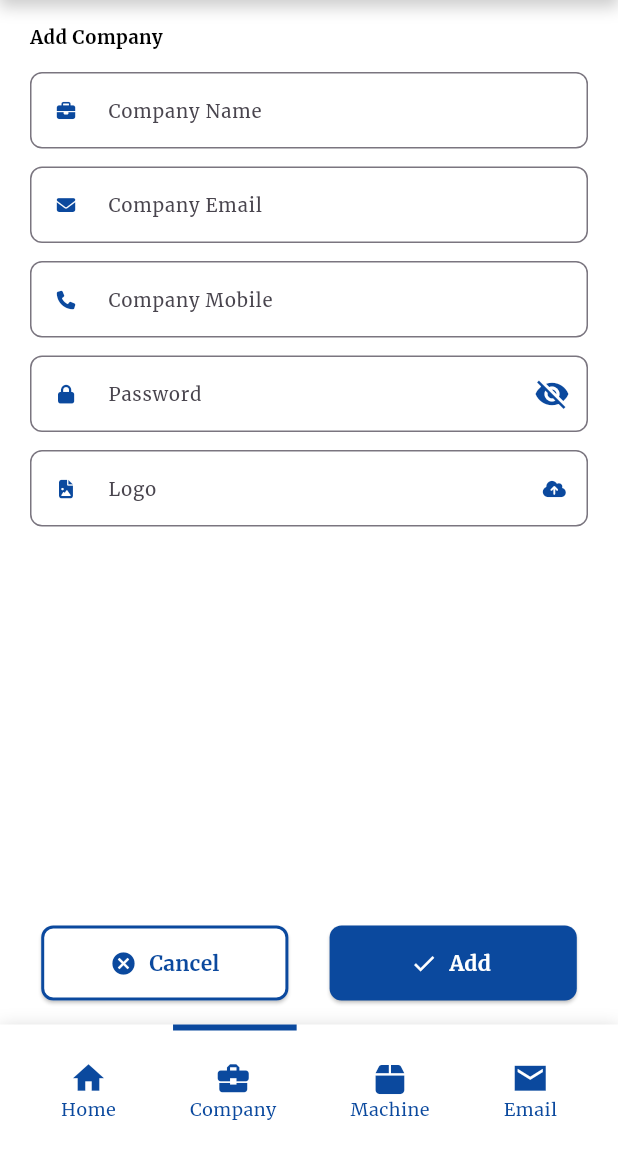
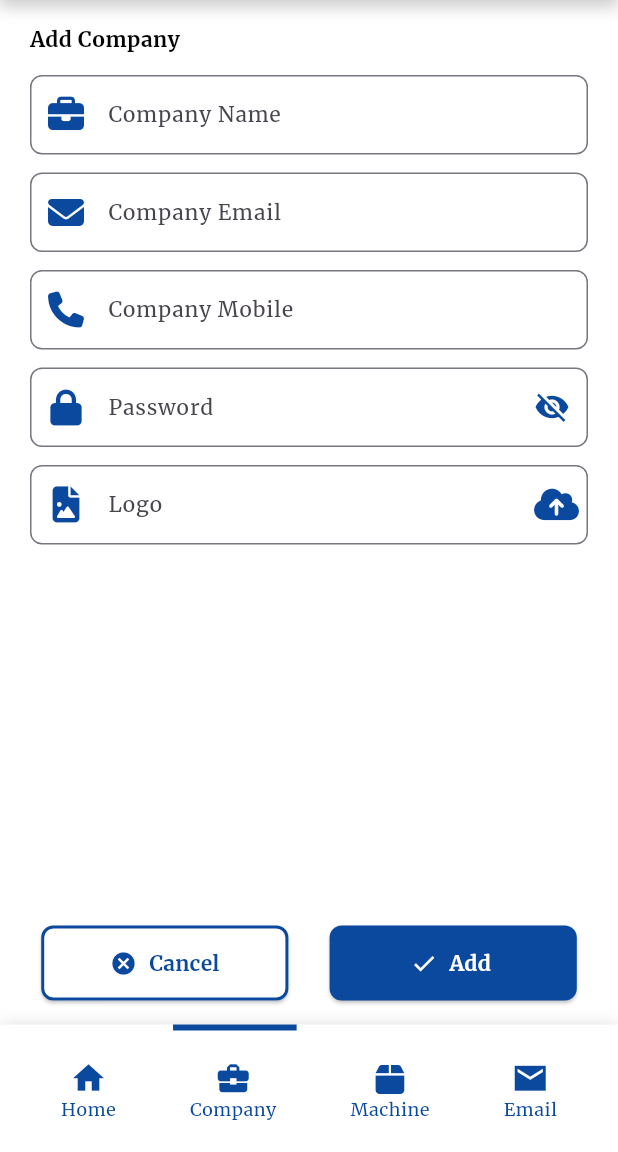
Before and after one commit to mindcodes10/bottle_crush_frontend, a Flutter app: the AddBusiness screen opened directly, on a phone screen of 412 x 824 dp, the part 84-1236 px from its top. Run offline on Flutter 3.47's test engine with Material 3 defaults, Android fonts, the light colour scheme and no system bars; our stand-ins replace file_picker, flutter_native_splash, flutter_secure_storage, font_awesome_flutter, image_picker, permission_handler; missing offline and left inert: excel; accounts and stored records are empty.

Commit message:
114 - changes done

```diff
--- a/lib/screens/add_business.dart
+++ b/lib/screens/add_business.dart
@@ -49,25 +49,25 @@ class _AddBusinessState extends State<AddBusiness> {
 
     // Navigate to respective screen based on the selected index
     if (index == 0) {
-      Navigator.push(
+      Navigator.pushReplacement(
         context,
         MaterialPageRoute(builder: (context) => const Dashboard()),
       );
     }
     if (index == 1) {
-      Navigator.push(
+      Navigator.pushReplacement(
         context,
         MaterialPageRoute(builder: (context) => const ViewBusiness()),
       );
     }
     if (index == 2) {
-      Navigator.push(
+      Navigator.pushReplacement(
         context,
         MaterialPageRoute(builder: (context) => const ViewMachines()),
       );
     }
     if (index == 3) {
-      Navigator.push(
+      Navigator.pushReplacement(
         context,
         MaterialPageRoute(builder: (context) => const Email()),
       );
@@ -152,9 +152,11 @@ class _AddBusinessState extends State<AddBusiness> {
   Widget build(BuildContext context) {
     double screenWidth = MediaQuery.of(context).size.width;
     double screenHeight = MediaQuery.of(context).size.height;
-    double fontSizeFactor = screenWidth < 600
-        ? 0.03
-        : 0.025; // Adjust font size based on screen size
+    bool isTablet = screenWidth > 600;
+
+    double fontSize = isTablet ? 20 : 14;
+    double iconSize = isTablet ? 30 : 24;
+    double fieldHeight = isTablet ? 70 : 50;
 
     return Scaffold(
       appBar: const CustomAppBar(),
@@ -179,7 +181,7 @@ class _AddBusinessState extends State<AddBusiness> {
                         style: TextStyle(
                           fontWeight: FontWeight.bold,
                           color: Colors.black,
-                          fontSize: screenWidth * fontSizeFactor,
+                          fontSize: fontSize,
                         ),
                       ),
                     ),
@@ -193,16 +195,16 @@ class _AddBusinessState extends State<AddBusiness> {
                             ? !_isEditable
                             : !_isEditable,
                         style: TextStyle(
-                            fontSize: screenWidth * fontSizeFactor,
+                            fontSize: fontSize,
                             color: AppTheme.textBlack),
                         decoration: InputDecoration(
                           labelText: 'Company Name',
                           labelStyle: TextStyle(
-                            fontSize: screenWidth * fontSizeFactor,
+                            fontSize: fontSize,
                           ),
                           prefixIcon: Icon(
                             FontAwesomeIcons.briefcase,
-                            size: screenWidth * fontSizeFactor,
+                            size: iconSize,
                             color: AppTheme.backgroundBlue,
                           ),
                           border: OutlineInputBorder(
@@ -221,16 +223,16 @@ class _AddBusinessState extends State<AddBusiness> {
                             ? !_isEditable
                             : !_isEditable,
                         style: TextStyle(
-                            fontSize: screenWidth * fontSizeFactor,
+                            fontSize: fontSize,
                             color: AppTheme.textBlack),
                         decoration: InputDecoration(
                           labelText: 'Company Email',
                           labelStyle: TextStyle(
-                            fontSize: screenWidth * fontSizeFactor,
+                            fontSize: fontSize,
                           ),
                           prefixIcon: Icon(
                             FontAwesomeIcons.solidEnvelope,
-                            size: screenWidth * fontSizeFactor,
+                            size: iconSize,
                             color: AppTheme.backgroundBlue,
                           ),
                           border: OutlineInputBorder(
@@ -250,14 +252,14 @@ class _AddBusinessState extends State<AddBusiness> {
                             : !_isEditable,
                         keyboardType: TextInputType.number,
                         style: TextStyle(
-                            fontSize: screenWidth * fontSizeFactor,
+                            fontSize: fontSize,
                             color: AppTheme.textBlack),
                         decoration: InputDecoration(
                           labelText: 'Company Mobile',
-                          labelStyle : TextStyle(fontSize: screenWidth * fontSizeFactor),
+                          labelStyle : TextStyle(fontSize: fontSize),
                           prefixIcon: Icon(
                             FontAwesomeIcons.phone,
-                            size: screenWidth * fontSizeFactor,
+                            size: iconSize,
                             color: AppTheme.backgroundBlue,
                           ),
                           border: OutlineInputBorder(
@@ -277,15 +279,15 @@ class _AddBusinessState extends State<AddBusiness> {
                             : !_isEditable,
                         obscureText: !_isPasswordVisible,
                         style: TextStyle(
-                            fontSize: screenWidth * fontSizeFactor,
+                            fontSize: fontSize,
                             color: AppTheme.textBlack),
                         decoration: InputDecoration(
                           labelText: 'Password',
                           labelStyle:
-                          TextStyle(fontSize: screenWidth * fontSizeFactor),
+                          TextStyle(fontSize: fontSize),
                           prefixIcon: Icon(
                             FontAwesomeIcons.lock,
-                            size: screenWidth * fontSizeFactor,
+                            size: iconSize,
                             color: AppTheme.backgroundBlue,
                           ),
                           suffixIcon: IconButton(
@@ -315,22 +317,22 @@ class _AddBusinessState extends State<AddBusiness> {
                         controller: _logoPathController,
                         enabled: true, // Disable editing for the logo path
                         style: TextStyle(
-                          fontSize: screenWidth * fontSizeFactor,
+                          fontSize: fontSize,
                           color: AppTheme.textBlack,
                         ),
                         decoration: InputDecoration(
                           labelText: 'Logo',
                           labelStyle:
-                          TextStyle(fontSize: screenWidth * fontSizeFactor),
+                          TextStyle(fontSize: fontSize),
                           prefixIcon: Icon(
                             FontAwesomeIcons.solidFileImage,
-                            size: screenWidth * fontSizeFactor,
+                            size: iconSize,
                             color: AppTheme.backgroundBlue,
                           ),
                           suffixIcon: IconButton(
                             icon: Icon(
                               FontAwesomeIcons.cloudArrowUp,
-                              size: screenWidth * fontSizeFactor,
+                              size: iconSize,
                               color: AppTheme.backgroundBlue,
                             ),
                             onPressed: () async {
@@ -447,7 +449,7 @@ class _AddBusinessState extends State<AddBusiness> {
                 CustomElevatedButton(
                   buttonText: 'Cancel',
                   onPressed: () {
-                    Navigator.pop(context);
+                    Navigator.pushReplacement(context, MaterialPageRoute(builder: (context)=> const ViewBusiness()));
                   },
                   width: screenWidth * 0.4,
                   backgroundColor: AppTheme.backgroundWhite,
--- a/lib/screens/login_screen.dart
+++ b/lib/screens/login_screen.dart
@@ -284,7 +284,7 @@ class _LoginScreenState extends State<LoginScreen> {
                         alignment: Alignment.centerRight,
                         child: GestureDetector(
                           onTap: () {
-                            Navigator.push(context, MaterialPageRoute(builder: (context) => const ForgotPassword()));
+                            Navigator.pushReplacement(context, MaterialPageRoute(builder: (context) => const ForgotPassword()));
                           },
                           child: const Text(
                             'Forgot Password?',
--- a/lib/screens/machine_view.dart
+++ b/lib/screens/machine_view.dart
@@ -56,19 +56,19 @@ class _MachineViewState extends State<MachineView> {
 
     // Navigate to respective screen based on the selected index
     if (index == 0) {
-      Navigator.push(
+      Navigator.pushReplacement(
         context,
         MaterialPageRoute(builder: (context) => BusinessDashboard(id: widget.id)), // Home or Dashboard screen
       );
     }
     if (index == 1) {
-      Navigator.push(
+      Navigator.pushReplacement(
         context,
         MaterialPageRoute(builder: (context) => BusinessView(id: widget.id)), // Home or Dashboard screen
       );
     }
     if (index == 3) {
-      Navigator.push(
+      Navigator.pushReplacement(
         context,
         MaterialPageRoute(builder: (context) => BusinessEmail(id: widget.id)), // Home or Dashboard screen
       );
--- a/pubspec.yaml
+++ b/pubspec.yaml
@@ -26,6 +26,7 @@ dependencies:
   intl: ^0.18.0
   url_launcher: ^6.1.7
   flutter_dropdown: ^1.0.0
+  flutter_native_splash: ^2.4.4
 
 
   cupertino_icons: ^1.0.8
@@ -34,7 +35,7 @@ dev_dependencies:
   flutter_test:
     sdk: flutter
   flutter_launcher_icons: ^0.13.1
-  flutter_native_splash: ^2.4.4
+
 
 
 
```
Also changed, not shown: lib/screens/add_machines.dart (+8 -8 lines), lib/screens/business_dashboard.dart (+4 -27 lines), lib/screens/business_email.dart (+8 -8 lines), lib/screens/business_view.dart (+5 -4 lines), lib/screens/dashboard.dart (+4 -5 lines), lib/screens/email.dart (+8 -8 lines), lib/screens/view_business.dart (+5 -5 lines), lib/screens/view_machines.dart (+4 -4 lines), pubspec.lock.
